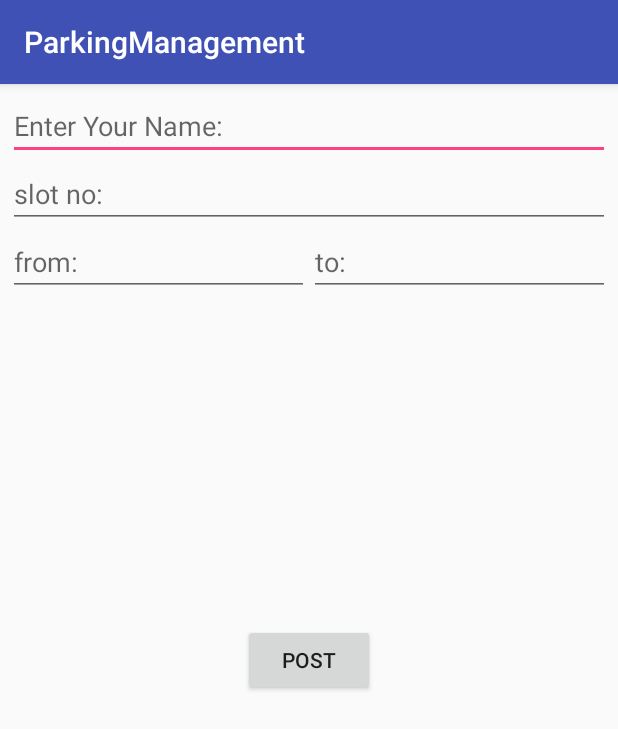
After one commit to IR-Qureshi/level1-ParkingSystem, an Android app: the UserBookActivity screen opened directly, with no data from a screen before it, on a phone screen of 412 x 824 dp. The commit adds this screen. Shown: the top 729 px of the screen. Run offline under Robolectric (Android 15) with nearby library versions, the phone set to English and light mode, and no system bars.

Commit message:
getting text from user

```diff
--- a/app/src/main/AndroidManifest.xml
+++ b/app/src/main/AndroidManifest.xml
@@ -16,7 +16,8 @@
             </intent-filter>
         </activity>
         <activity android:name=".AdminActivity" />
-        <activity android:name=".UserActivity"></activity>
+        <activity android:name=".UserActivity" />
+        <activity android:name=".UserBookActivity"></activity>
     </application>
 
 </manifest>
--- /dev/null
+++ b/app/src/main/java/com/example/dellpc/parkingmanagement/UserBookActivity.java
@@ -0,0 +1,75 @@
+package com.example.dellpc.parkingmanagement;
+
+import android.app.TimePickerDialog;
+import android.support.v7.app.AppCompatActivity;
+import android.os.Bundle;
+import android.view.View;
+import android.widget.EditText;
+import android.widget.TimePicker;
+
+import java.util.Calendar;
+
+public class UserBookActivity extends AppCompatActivity {
+
+    //class..
+    private UserBookClass userBookClass;
+    //EditText..
+    private EditText Username;
+    private EditText slotno;
+    private EditText startTime;
+    private EditText endTime;
+
+    @Override
+    protected void onCreate(Bundle savedInstanceState) {
+        super.onCreate(savedInstanceState);
+        setContentView(R.layout.activity_user_book);
+        Username = (EditText) findViewById(R.id.editUsrName);
+        slotno = (EditText) findViewById(R.id.editUsrSlot);
+        startTime = (EditText) findViewById(R.id.eTslotFrom);
+        endTime = (EditText) findViewById(R.id.eTslotTo);
+
+        startTime.setOnClickListener(new View.OnClickListener() {
+            @Override
+            public void onClick(View v) {
+                // TODO Auto-generated method stub
+                Calendar mcurrentTime = Calendar.getInstance();
+                int hour = mcurrentTime.get(Calendar.HOUR_OF_DAY);
+                int minute = mcurrentTime.get(Calendar.MINUTE);
+                TimePickerDialog mTimePicker;
+                mTimePicker = new TimePickerDialog(UserBookActivity.this, new TimePickerDialog.OnTimeSetListener() {
+                    @Override
+                    public void onTimeSet(TimePicker timePicker, int selectedHour, int selectedMinute) {
+                        startTime.setText( selectedHour + ":" + selectedMinute);
+                    }
+                }, hour, minute, true);//Yes 24 hour time
+                mTimePicker.setTitle("Select Time");
+                mTimePicker.show();
+
+            }
+
+        });
+        endTime.setOnClickListener(new View.OnClickListener() {
+            @Override
+            public void onClick(View v) {
+                // TODO Auto-generated method stub
+                Calendar mcurrentTime = Calendar.getInstance();
+                int hour = mcurrentTime.get(Calendar.HOUR_OF_DAY);
+                int minute = mcurrentTime.get(Calendar.MINUTE);
+                TimePickerDialog mTimePicker;
+                mTimePicker = new TimePickerDialog(UserBookActivity.this, new TimePickerDialog.OnTimeSetListener() {
+                    @Override
+                    public void onTimeSet(TimePicker timePicker, int selectedHour, int selectedMinute) {
+                        startTime.setText( selectedHour + ":" + selectedMinute);
+                    }
+                }, hour, minute, true);//Yes 24 hour time
+                mTimePicker.setTitle("Select Time");
+                mTimePicker.show();
+
+            }
+
+        });
+
+        userBookClass = new UserBookClass(Username.getText().toString(),slotno.getText().toString(), startTime.getText().toString(), endTime.getText().toString());
+
+    }
+}
--- /dev/null
+++ b/app/src/main/java/com/example/dellpc/parkingmanagement/UserBookClass.java
@@ -0,0 +1,51 @@
+package com.example.dellpc.parkingmanagement;
+
+/**
+ * Created by dell pc on 27-Jan-17.
+ */
+
+public class UserBookClass {
+    String Username;
+    String Slotno;
+    String StartTime;
+    String EndTime;
+
+    public UserBookClass(String mUserName, String mSlotno, String mStarttime, String mEndTime){
+        Username = mUserName;
+        Slotno = mSlotno;
+        StartTime = mStarttime;
+        EndTime = mEndTime;
+    }
+
+    public String getUsername() {
+        return Username;
+    }
+
+    public String getSlotno() {
+        return Slotno;
+    }
+
+    public String getStartTime() {
+        return StartTime;
+    }
+
+    public String getEndTime() {
+        return EndTime;
+    }
+
+    public void setUsername(String username) {
+        Username = username;
+    }
+
+    public void setSlotno(String slotno) {
+        Slotno = slotno;
+    }
+
+    public void setStartTime(String startTime) {
+        StartTime = startTime;
+    }
+
+    public void setEndTime(String endTime) {
+        EndTime = endTime;
+    }
+}
--- /dev/null
+++ b/app/src/main/res/drawable/selecter.xml
@@ -0,0 +1,6 @@
+<?xml version="1.0" encoding="utf-8"?>
+<selector xmlns:android="http://schemas.android.com/apk/res/android">
+    <item android:state_hovered="true" android:drawable="@color/authui_colorAccent"/>
+    <item android:state_pressed="true" android:drawable="@color/colorPrimaryDark"/>
+
+</selector>
--- /dev/null
+++ b/app/src/main/res/layout/activity_user_book.xml
@@ -0,0 +1,45 @@
+<FrameLayout xmlns:android="http://schemas.android.com/apk/res/android"
+    xmlns:tools="http://schemas.android.com/tools"
+    android:layout_width="match_parent"
+    android:layout_height="match_parent"
+    tools:context="com.example.dellpc.parkingmanagement.UserBookFragment">
+    <LinearLayout
+        android:layout_width="match_parent"
+        android:layout_height="wrap_content"
+        android:orientation="vertical"
+        android:padding="5dp">
+        <EditText
+            android:layout_width="match_parent"
+            android:layout_height="wrap_content"
+            android:hint="Enter Your Name:"
+            android:id="@+id/editUsrName"/>
+        <EditText
+            android:layout_width="match_parent"
+            android:layout_height="wrap_content"
+            android:hint="slot no:"
+            android:id="@+id/editUsrSlot"/>
+        <LinearLayout
+            android:layout_width="match_parent"
+            android:layout_height="wrap_content"
+            android:orientation="horizontal">
+            <EditText
+                android:layout_width="0dp"
+                android:layout_weight="1"
+                android:layout_height="wrap_content"
+                android:id="@+id/eTslotFrom"
+                android:hint="from:"/>
+            <EditText
+                android:layout_width="0dp"
+                android:layout_weight="1"
+                android:layout_height="wrap_content"
+                android:id="@+id/eTslotTo"
+                android:hint="to:"/>
+        </LinearLayout>
+
+    </LinearLayout>
+    <Button
+        android:layout_width="wrap_content"
+        android:layout_height="wrap_content"
+        android:text="post"
+        android:layout_gravity="center"/>
+</FrameLayout>
```
Also changed, not shown: app/build.gradle (+4 -4 lines), app/src/main/java/com/example/dellpc/parkingmanagement/UserActivity.java (+54 -1 lines), app/src/main/res/layout/activity_user.xml (+26 -14 lines).
